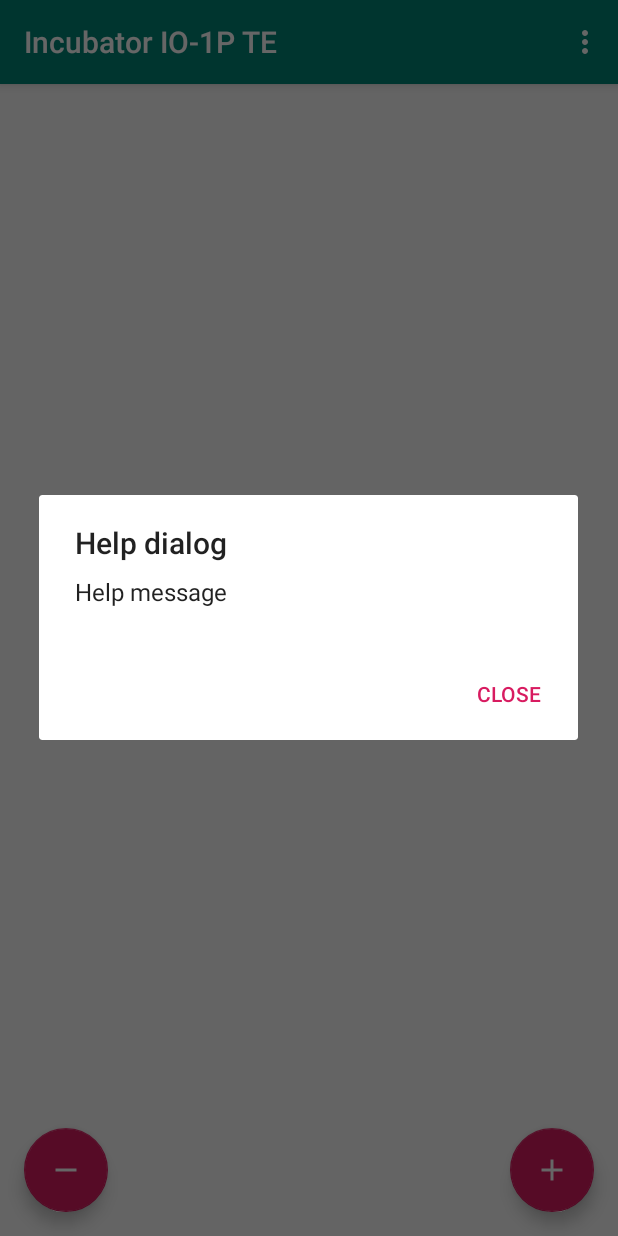
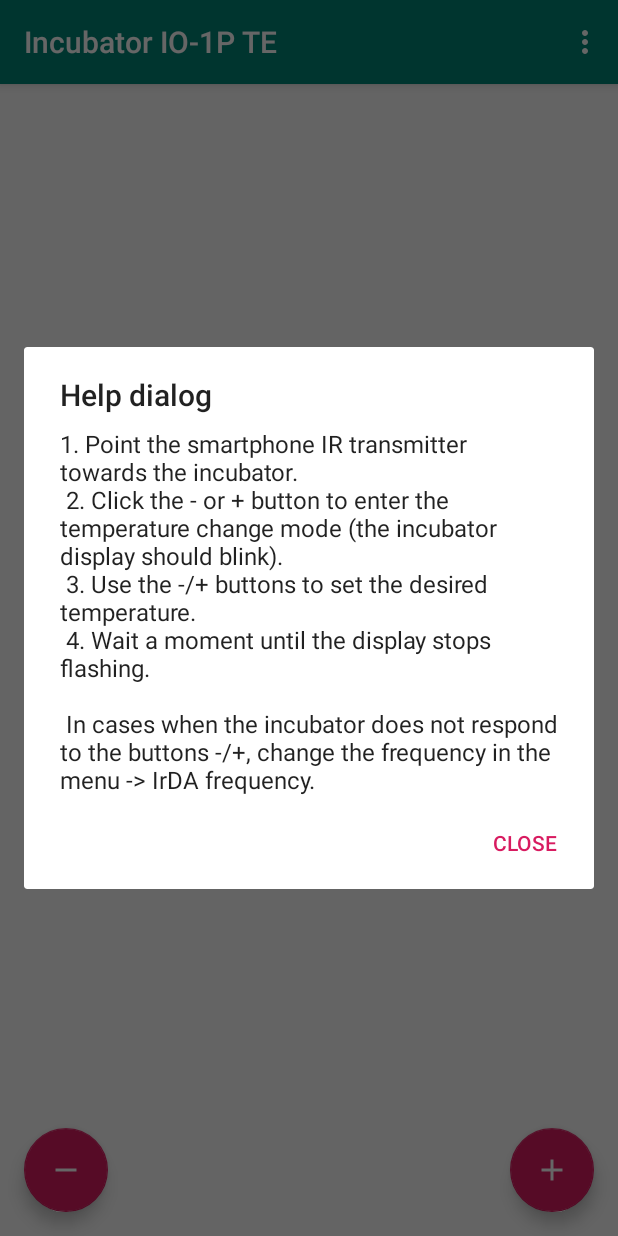
Before and after one commit to crazy-goat/incubator, an Android app: the screen it shows after launch (MainActivity), in the options menu, after a tap on "Help", on a phone screen of 412 x 824 dp. Run offline under Robolectric (Android 15) with nearby library versions, the phone set to English and light mode, and no system bars; our stand-ins replace AdMob; 3 statements that could not run were skipped.

Commit message:
fix help message

```diff
--- a/app/src/main/res/values/strings.xml
+++ b/app/src/main/res/values/strings.xml
@@ -7,5 +7,9 @@
     <string name="home_page">https://incubator.crazy-goat.com</string>
     <string name="dialog_close">Close</string>
     <string name="dialog_help_title">Help dialog</string>
-    <string name="dialog_help_message">Help message</string>
+    <string name="dialog_help_message">1. Point the smartphone IR transmitter towards the incubator.\n
+        2. Click the "-" or "+" button to enter the temperature change mode (the incubator display should blink).\n
+        3. Use the -/+ buttons to set the desired temperature.\n
+        4. Wait a moment until the display stops flashing.\n\n
+        In cases when the incubator does not respond to the buttons -/+, change the frequency in the menu -> IrDA frequency.</string>
 </resources>
```
Also changed, not shown: 1 other file.
